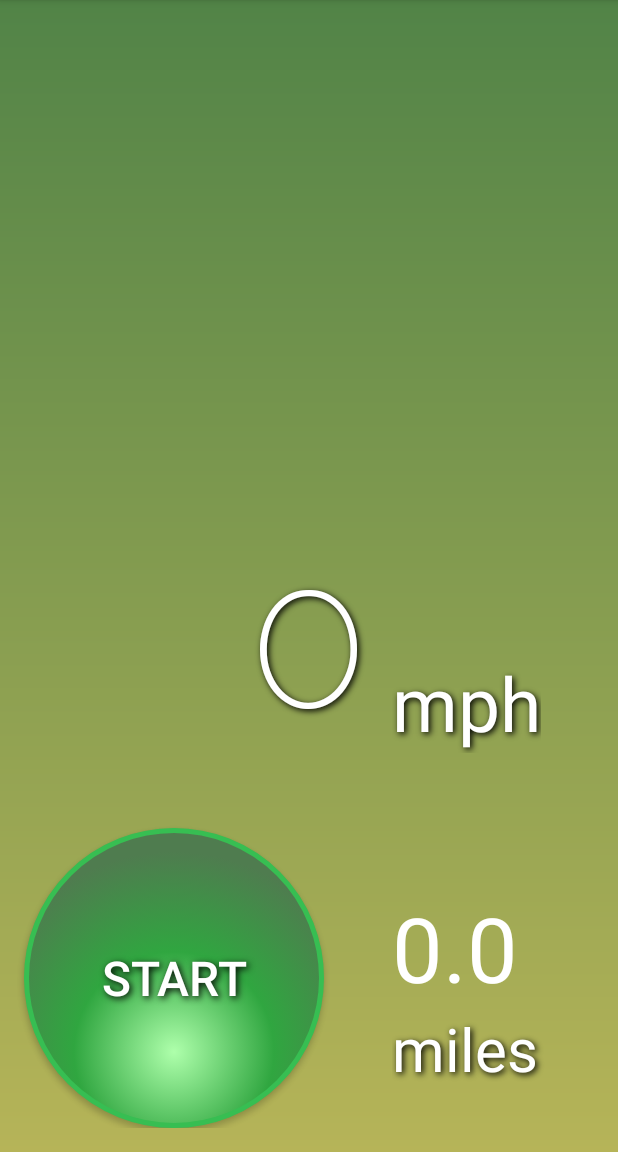
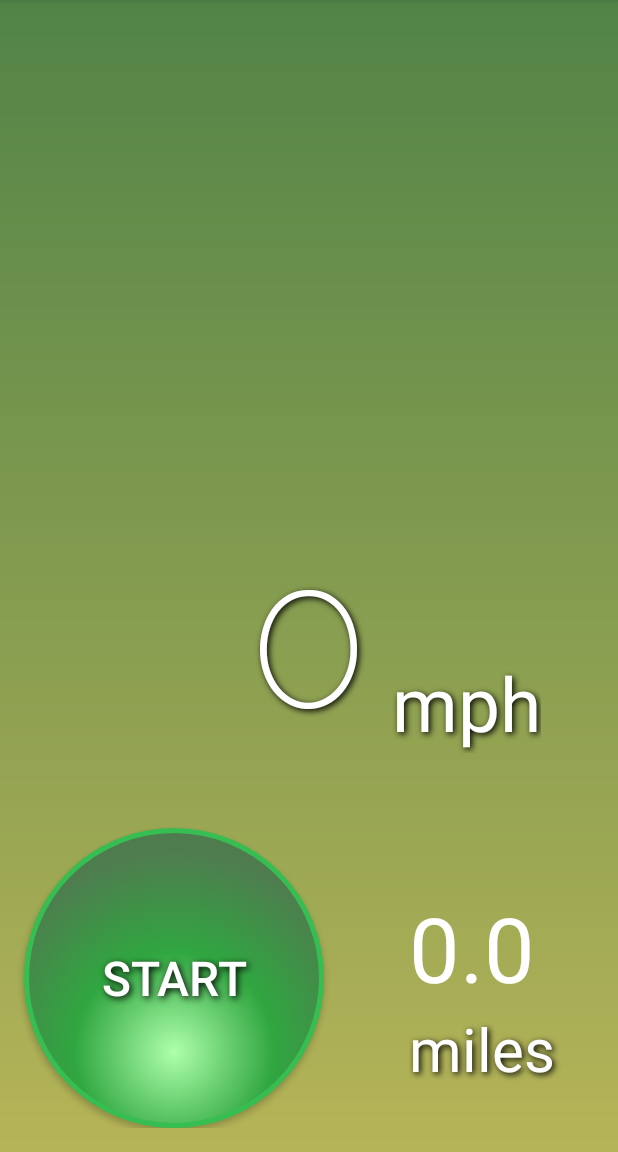
Before and after one commit to sdhar1/DriveSense-final, an Android app: the screen it shows after launch (MainActivity), on a phone screen of 412 x 824 dp, the part 84-1236 px from its top. Run offline under Robolectric (Android 15) with nearby library versions, the phone set to English and light mode, and no system bars; 2 statements that could not run were skipped.

Commit message:
icon update

```diff
--- a/app/src/main/res/layout/activity_main.xml
+++ b/app/src/main/res/layout/activity_main.xml
@@ -60,8 +60,8 @@
         style="@style/textStyle"
         android:id="@+id/miles"
         android:layout_alignParentBottom="true"
-        android:layout_toRightOf="@+id/textspeed"
-        android:layout_toEndOf="@+id/textspeed"
+        android:layout_alignParentRight="true"
+        android:layout_marginRight="26dp"
         android:layout_marginBottom="26dp" />
 
 
```
Also changed, not shown: app/src/main/res/mipmap-hdpi/ic_launcher.png, app/src/main/res/mipmap-mdpi/ic_launcher.png.
